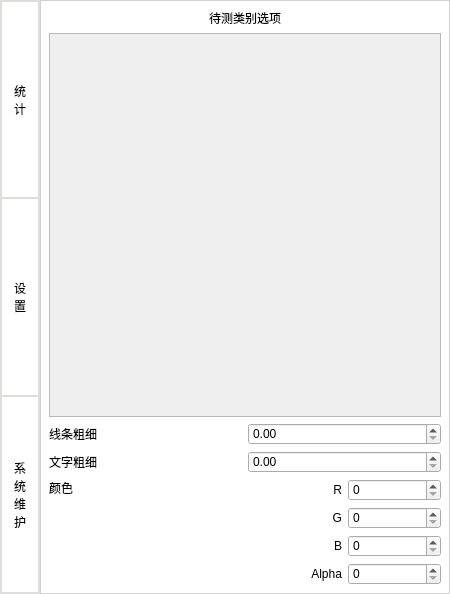
Above: funlist.ui from Zyun-Eureka/project-vbox-1021 before the change. Below: the same form after it.
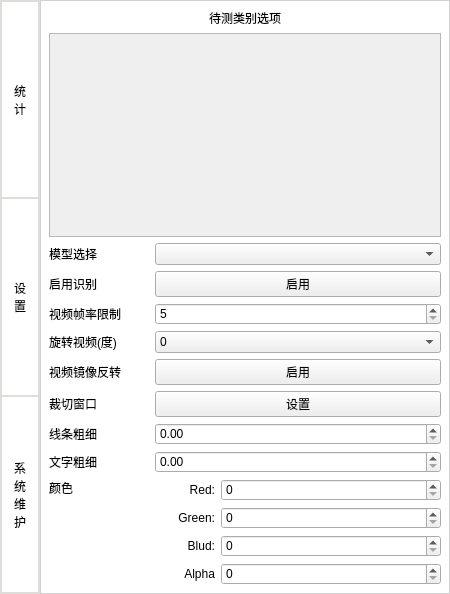
That is the form after the change.

Diff of the .ui file:
```diff
--- a/funlist.ui
+++ b/funlist.ui
@@ -264,33 +264,200 @@
             <x>0</x>
             <y>0</y>
             <width>390</width>
-            <height>342</height>
+            <height>190</height>
            </rect>
           </property>
-          <layout class="QGridLayout" name="gridLayout">
-           <property name="leftMargin">
-            <number>0</number>
-           </property>
-           <property name="topMargin">
-            <number>0</number>
-           </property>
-           <property name="rightMargin">
-            <number>0</number>
-           </property>
-           <property name="bottomMargin">
-            <number>0</number>
-           </property>
-           <property name="spacing">
-            <number>0</number>
-           </property>
-          </layout>
          </widget>
         </widget>
        </item>
        <item>
-        <layout class="QHBoxLayout" name="horizontalLayout_9">
+        <layout class="QGridLayout" name="gridLayout">
+         <item row="0" column="0">
+          <widget class="QLabel" name="label_15">
+           <property name="maximumSize">
+            <size>
+             <width>100</width>
+             <height>16777215</height>
+            </size>
+           </property>
+           <property name="styleSheet">
+            <string notr="true">font: 12pt &quot;微软雅黑&quot;;</string>
+           </property>
+           <property name="text">
+            <string>模型选择</string>
+           </property>
+          </widget>
+         </item>
+         <item row="0" column="1">
+          <widget class="QComboBox" name="comboBox"/>
+         </item>
+         <item row="1" column="0">
+          <widget class="QLabel" name="label_14">
+           <property name="maximumSize">
+            <size>
+             <width>100</width>
+             <height>16777215</height>
+            </size>
+           </property>
+           <property name="styleSheet">
+            <string notr="true">font: 12pt &quot;微软雅黑&quot;;</string>
+           </property>
+           <property name="text">
+            <string>启用识别</string>
+           </property>
+          </widget>
+         </item>
+         <item row="1" column="1">
+          <widget class="QPushButton" name="startopc">
+           <property name="text">
+            <string>启用</string>
+           </property>
+           <property name="checkable">
+            <bool>false</bool>
+           </property>
+          </widget>
+         </item>
+         <item row="3" column="1">
+          <widget class="QComboBox" name="radius">
+           <item>
+            <property name="text">
+             <string>0</string>
+            </property>
+           </item>
+           <item>
+            <property name="text">
+             <string>90</string>
+            </property>
+           </item>
+           <item>
+            <property name="text">
+             <string>180</string>
+            </property>
+           </item>
+           <item>
+            <property name="text">
+             <string>270</string>
+            </property>
+           </item>
+          </widget>
+         </item>
+         <item row="2" column="1">
+          <widget class="QSpinBox" name="fps">
+           <property name="minimum">
+            <number>5</number>
+           </property>
+           <property name="maximum">
+            <number>10000</number>
+           </property>
+          </widget>
+         </item>
+         <item row="2" column="0">
+          <widget class="QLabel" name="label_13">
+           <property name="maximumSize">
+            <size>
+             <width>100</width>
+             <height>16777215</height>
+            </size>
+           </property>
+           <property name="styleSheet">
+            <string notr="true">font: 12pt &quot;微软雅黑&quot;;</string>
+           </property>
+           <property name="text">
+            <string>视频帧率限制</string>
+           </property>
+          </widget>
+         </item>
+         <item row="3" column="0">
+          <widget class="QLabel" name="label_8">
+           <property name="maximumSize">
+            <size>
+             <width>100</width>
+             <height>16777215</height>
+            </size>
+           </property>
+           <property name="styleSheet">
+            <string notr="true">font: 12pt &quot;微软雅黑&quot;;</string>
+           </property>
+           <property name="text">
+            <string>旋转视频(度)</string>
+           </property>
+          </widget>
+         </item>
+        </layout>
+       </item>
+       <item>
+        <layout class="QHBoxLayout" name="horizontalLayout_5">
+         <item>
+          <widget class="QLabel" name="label_7">
+           <property name="maximumSize">
+            <size>
+             <width>100</width>
+             <height>16777215</height>
+            </size>
+           </property>
+           <property name="styleSheet">
+            <string notr="true">font: 12pt &quot;微软雅黑&quot;;</string>
+           </property>
+           <property name="text">
+            <string>视频镜像反转</string>
+           </property>
+          </widget>
+         </item>
+         <item>
+          <widget class="QPushButton" name="mirror">
+           <property name="text">
+            <string>启用</string>
+           </property>
+           <property name="checkable">
+            <bool>true</bool>
+           </property>
+          </widget>
+         </item>
+        </layout>
+       </item>
+       <item>
+        <layout class="QHBoxLayout" name="horizontalLayout_3">
+         <item>
+          <widget class="QLabel" name="label_6">
+           <property name="maximumSize">
+            <size>
+             <width>100</width>
+             <height>16777215</height>
+            </size>
+           </property>
+           <property name="styleSheet">
+            <string notr="true">font: 12pt &quot;微软雅黑&quot;;</string>
+           </property>
+           <property name="text">
+            <string>裁切窗口</string>
+           </property>
+          </widget>
+         </item>
+         <item>
+          <widget class="QPushButton" name="cutBox">
+           <property name="text">
+            <string>设置</string>
+           </property>
+           <property name="checkable">
+            <bool>false</bool>
+           </property>
+          </widget>
+         </item>
+        </layout>
+       </item>
+       <item>
+        <layout class="QHBoxLayout" name="horizontalLayout_4">
          <item>
           <widget class="QLabel" name="label_3">
+           <property name="maximumSize">
+            <size>
+             <width>100</width>
+             <height>16777215</height>
+            </size>
+           </property>
+           <property name="styleSheet">
+            <string notr="true">font: 12pt &quot;微软雅黑&quot;;</string>
+           </property>
            <property name="text">
             <string>线条粗细</string>
            </property>
@@ -305,6 +472,15 @@
         <layout class="QHBoxLayout" name="horizontalLayout_10">
          <item>
           <widget class="QLabel" name="label_4">
+           <property name="maximumSize">
+            <size>
+             <width>100</width>
+             <height>16777215</height>
+            </size>
+           </property>
+           <property name="styleSheet">
+            <string notr="true">font: 12pt &quot;微软雅黑&quot;;</string>
+           </property>
            <property name="text">
             <string>文字粗细</string>
            </property>
@@ -319,6 +495,15 @@
         <layout class="QHBoxLayout" name="horizontalLayout_11">
          <item>
           <widget class="QLabel" name="label_12">
+           <property name="maximumSize">
+            <size>
+             <width>100</width>
+             <height>16777215</height>
+            </size>
+           </property>
+           <property name="styleSheet">
+            <string notr="true">font: 20pt &quot;微软雅黑&quot;;</string>
+           </property>
            <property name="text">
             <string>颜色</string>
            </property>
@@ -333,8 +518,17 @@
             <layout class="QHBoxLayout" name="horizontalLayout_2">
              <item>
               <widget class="QLabel" name="label_5">
+               <property name="maximumSize">
+                <size>
+                 <width>60</width>
+                 <height>16777215</height>
+                </size>
+               </property>
+               <property name="styleSheet">
+                <string notr="true">font: 10pt &quot;微软雅黑&quot;;</string>
+               </property>
                <property name="text">
-                <string>R</string>
+                <string>Red:</string>
                </property>
                <property name="alignment">
                 <set>Qt::AlignRight|Qt::AlignTrailing|Qt::AlignVCenter</set>
@@ -354,8 +548,17 @@
             <layout class="QHBoxLayout" name="horizontalLayout_6">
              <item>
               <widget class="QLabel" name="label_9">
+               <property name="maximumSize">
+                <size>
+                 <width>60</width>
+                 <height>16777215</height>
+                </size>
+               </property>
+               <property name="styleSheet">
+                <string notr="true">font: 10pt &quot;微软雅黑&quot;;</string>
+               </property>
                <property name="text">
-                <string>G</string>
+                <string>Green:</string>
                </property>
                <property name="alignment">
                 <set>Qt::AlignRight|Qt::AlignTrailing|Qt::AlignVCenter</set>
@@ -375,8 +578,17 @@
             <layout class="QHBoxLayout" name="horizontalLayout_7">
              <item>
               <widget class="QLabel" name="label_10">
+               <property name="maximumSize">
+                <size>
+                 <width>60</width>
+                 <height>16777215</height>
+                </size>
+               </property>
+               <property name="styleSheet">
+                <string notr="true">font: 10pt &quot;微软雅黑&quot;;</string>
+               </property>
                <property name="text">
-                <string>B</string>
+                <string>Blud:</string>
                </property>
                <property name="alignment">
                 <set>Qt::AlignRight|Qt::AlignTrailing|Qt::AlignVCenter</set>
@@ -396,6 +608,15 @@
             <layout class="QHBoxLayout" name="horizontalLayout_8">
              <item>
               <widget class="QLabel" name="label_11">
+               <property name="maximumSize">
+                <size>
+                 <width>60</width>
+                 <height>16777215</height>
+                </size>
+               </property>
+               <property name="styleSheet">
+                <string notr="true">font: 10pt &quot;微软雅黑&quot;;</string>
+               </property>
                <property name="text">
                 <string>Alpha</string>
                </property>
```
Left out of the diff: 6 changed lines with no effect on the pictures.
